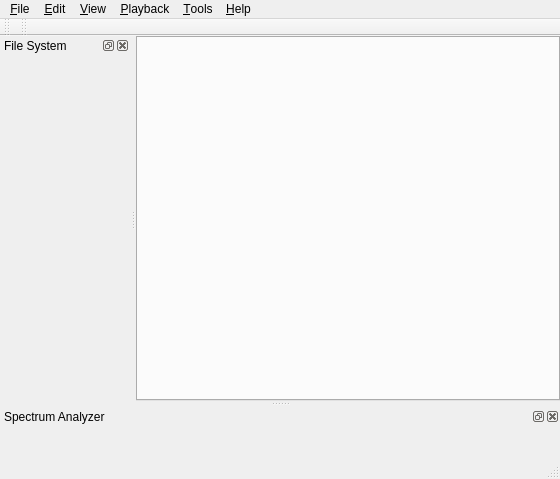
djdron/qmmp, file qmmp-plugin-pack/src/Ui/qsui/forms/mainwindow.ui: the form before one commit.
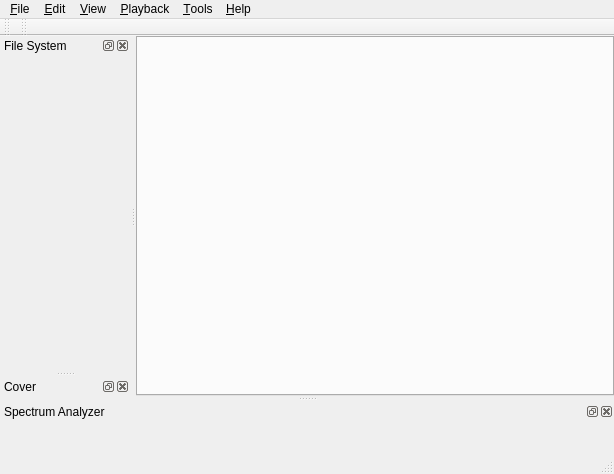
The form after the commit. Icons and pictures are not drawn. Custom widgets are drawn as their Qt base class.

Commit message: qsui: added cover widget

```diff
--- a/qmmp-plugin-pack/src/Ui/qsui/forms/mainwindow.ui
+++ b/qmmp-plugin-pack/src/Ui/qsui/forms/mainwindow.ui
@@ -6,8 +6,8 @@
    <rect>
     <x>0</x>
     <y>0</y>
-    <width>560</width>
-    <height>479</height>
+    <width>614</width>
+    <height>474</height>
    </rect>
   </property>
   <property name="windowTitle">
@@ -42,8 +42,8 @@
     <rect>
      <x>0</x>
      <y>0</y>
-     <width>560</width>
-     <height>25</height>
+     <width>614</width>
+     <height>26</height>
     </rect>
    </property>
    <widget class="QMenu" name="menuFile">
@@ -127,6 +127,12 @@
    </attribute>
   </widget>
   <widget class="QDockWidget" name="analyzerDockWidget">
+   <property name="sizePolicy">
+    <sizepolicy hsizetype="Expanding" vsizetype="Fixed">
+     <horstretch>0</horstretch>
+     <verstretch>0</verstretch>
+    </sizepolicy>
+   </property>
    <property name="minimumSize">
     <size>
      <width>79</width>
@@ -156,6 +162,21 @@
    </attribute>
    <widget class="QWidget" name="dockWidgetContents_2"/>
   </widget>
+  <widget class="QDockWidget" name="coverDockWidget">
+   <property name="sizePolicy">
+    <sizepolicy hsizetype="Fixed" vsizetype="Fixed">
+     <horstretch>0</horstretch>
+     <verstretch>0</verstretch>
+    </sizepolicy>
+   </property>
+   <property name="windowTitle">
+    <string>Cover</string>
+   </property>
+   <attribute name="dockWidgetArea">
+    <number>1</number>
+   </attribute>
+   <widget class="QWidget" name="dockWidgetContents_3"/>
+  </widget>
   <action name="actionPrevious">
    <property name="icon">
     <iconset>
```
The commit also changes 6 other files.
